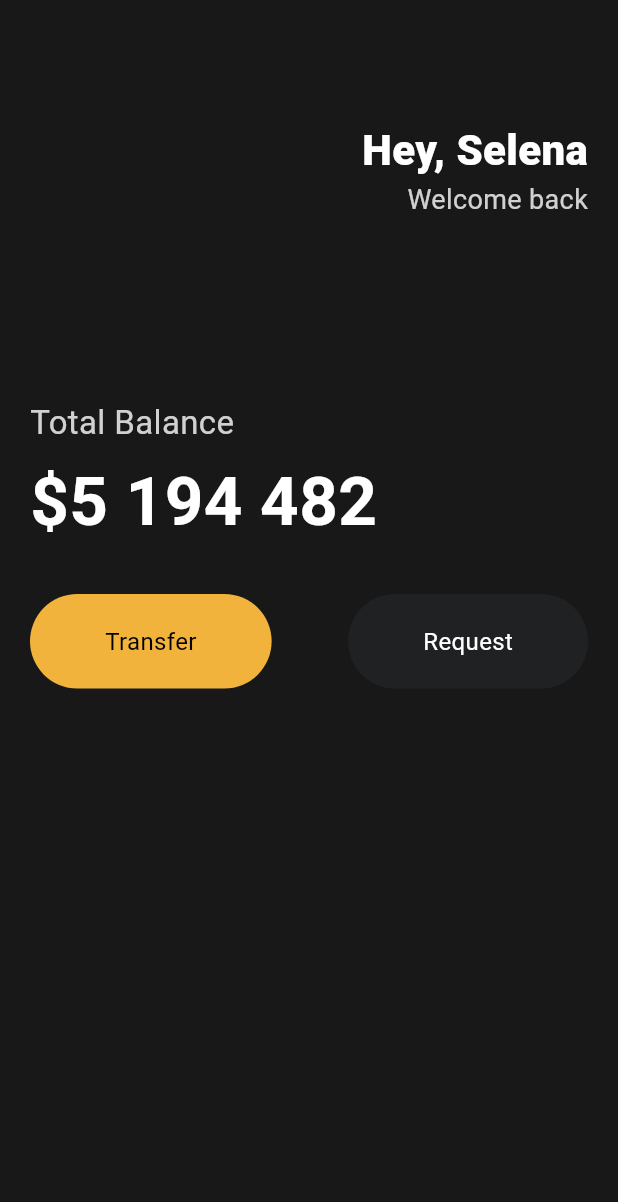
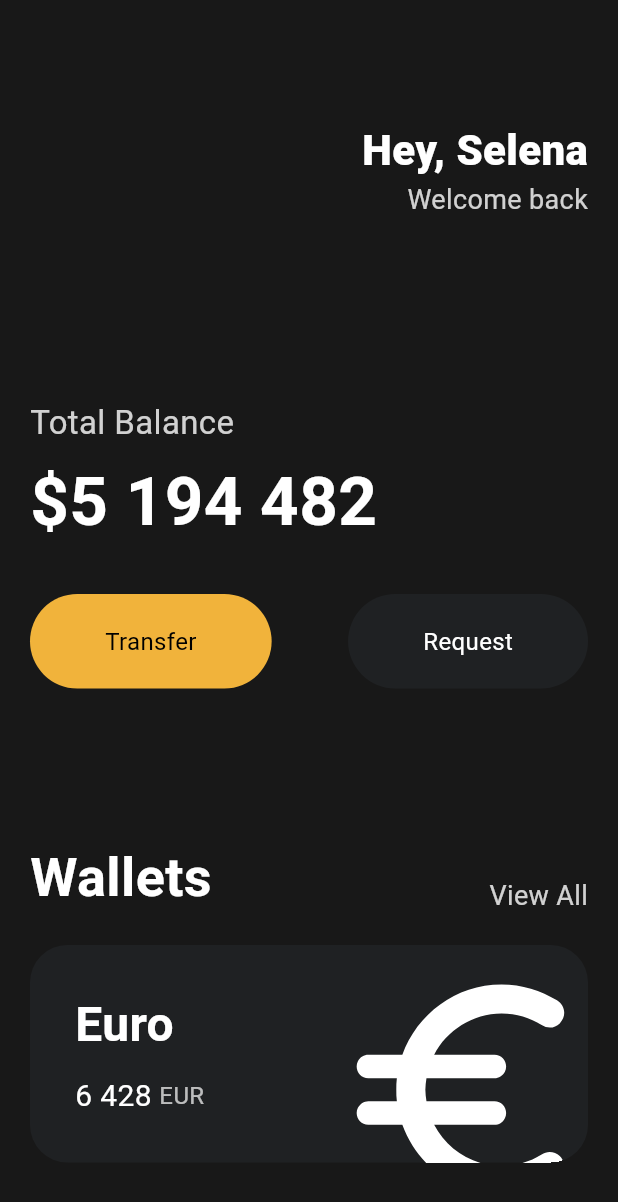
Before and after one commit to hae8064/webtoon, a Flutter app: the screen it shows after launch, on a phone screen of 412 x 824 dp. Shown: the top 1202 px of the screen. Run offline on Flutter 3.47's test engine with Material 3 defaults, Android fonts, the phone set to English and light mode, and no system bars.

Commit message:
feat: 카드 컴포넌트 개발 및 아이콘 위치 조정, overflow기능

```diff
--- a/lib/main.dart
+++ b/lib/main.dart
@@ -87,20 +87,99 @@ class MainApp extends StatelessWidget {
                       text: 'Request',
                       bgColor: Color(0xFF1F2123),
                       textColor: Colors.white),
-                  // Padding(
-                  //   padding: EdgeInsets.symmetric(
-                  //     vertical: 20,
-                  //     horizontal: 50,
-                  //   ),
-                  //   child: Text(
-                  //     'Transfer',
-                  //     style: TextStyle(
-                  //       fontSize: 16,
-                  //     ),
-                  //   ),
-                  // ),
                 ],
               ),
+              const SizedBox(
+                height: 100,
+              ),
+              Row(
+                mainAxisAlignment: MainAxisAlignment.spaceBetween,
+                crossAxisAlignment: CrossAxisAlignment.end,
+                children: [
+                  const Text(
+                    'Wallets',
+                    style: TextStyle(
+                      color: Colors.white,
+                      fontSize: 36,
+                      fontWeight: FontWeight.w600,
+                    ),
+                  ),
+                  Text(
+                    'View All',
+                    style: TextStyle(
+                      color: Colors.white.withOpacity(0.8),
+                      fontSize: 18,
+                    ),
+                  ),
+                ],
+              ),
+              const SizedBox(
+                height: 20,
+              ),
+              Container(
+                // overflow 생겼을 때 이벤트 처리 가능
+                clipBehavior: Clip.hardEdge,
+                decoration: BoxDecoration(
+                  color: const Color(0xFF1F2123),
+                  borderRadius: BorderRadius.circular(25),
+                ),
+                child: Padding(
+                  padding: const EdgeInsets.all(30),
+                  child: Row(
+                    mainAxisAlignment: MainAxisAlignment.spaceBetween,
+                    children: [
+                      Column(
+                        crossAxisAlignment: CrossAxisAlignment.start,
+                        children: [
+                          const Text(
+                            "Euro",
+                            style: TextStyle(
+                                color: Colors.white,
+                                fontSize: 32,
+                                fontWeight: FontWeight.w600),
+                          ),
+                          const SizedBox(
+                            height: 10,
+                          ),
+                          Row(
+                            children: [
+                              const Text(
+                                "6 428",
+                                style: TextStyle(
+                                  color: Colors.white,
+                                  fontSize: 20,
+                                ),
+                              ),
+                              const SizedBox(
+                                width: 5,
+                              ),
+                              Text(
+                                "EUR",
+                                style: TextStyle(
+                                  color: Colors.white.withOpacity(0.7),
+                                  fontSize: 16,
+                                ),
+                              ),
+                            ],
+                          ),
+                        ],
+                      ),
+                      Transform.scale(
+                        scale: 2.4,
+                        child: Transform.translate(
+                          // offset은 요소의 위치를 초과해서 옮김
+                          offset: const Offset(-5, 10),
+                          child: const Icon(
+                            Icons.euro_rounded,
+                            color: Colors.white,
+                            size: 78,
+                          ),
+                        ),
+                      ),
+                    ],
+                  ),
+                ),
+              )
             ],
           ),
         ),
```
